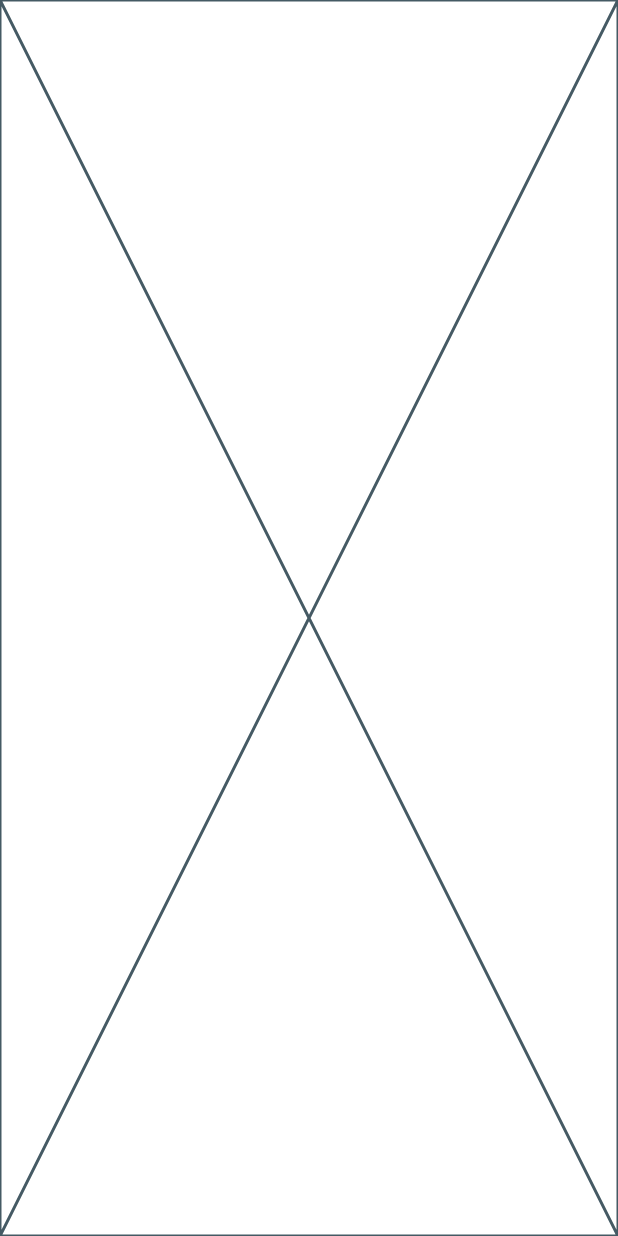
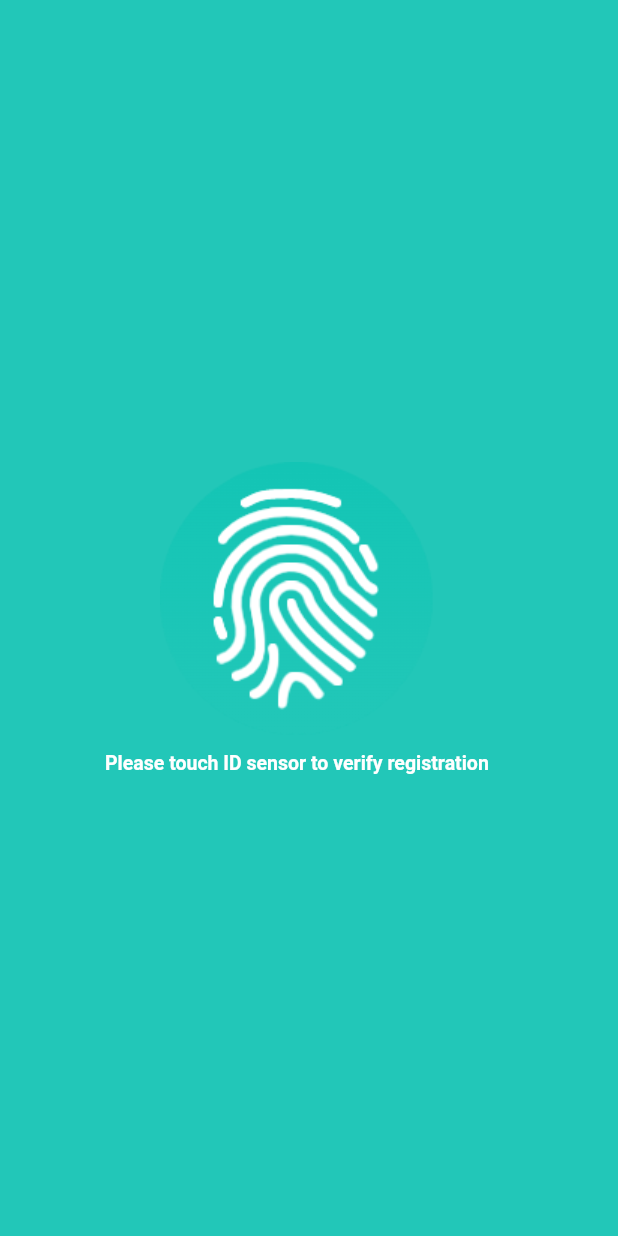
Before and after one commit to mido4315/hospital_system, a Flutter app: the screen it shows after launch, on a phone screen of 412 x 824 dp. Run offline on Flutter 3.47's test engine with Material 2 defaults, Android fonts, the phone set to English and light mode, and no system bars; our stand-ins replace local_auth.

Commit message:
Touch ID Sensor and registered screens

```diff
--- /dev/null
+++ b/lib/features/attendance and leaving/Presentation/Views/Widgets/Finger_Print.dart
@@ -0,0 +1,89 @@
+
+
+import 'package:flutter/material.dart';
+import 'package:flutter/services.dart';
+import 'package:hospital_system/features/attendance%20and%20leaving/Presentation/Views/Widgets/Registered.dart';
+import 'package:local_auth/local_auth.dart';
+
+class FingerPrint extends StatefulWidget {
+  const FingerPrint({Key? key}) : super(key: key);
+
+  @override
+  State<FingerPrint> createState() => _FingerPrintState();
+}
+
+class _FingerPrintState extends State<FingerPrint> {
+  bool showBiometrics=false;
+  bool isAuthenticated= false;
+  // main function that will allow us to use the Fingerprint sensor
+  @override
+  void initState() {
+   super.initState();
+   isBiometricAvailable();
+  }
+  isBiometricAvailable()async{
+    showBiometrics =(await BiometricHelper().hasEnrolledBiometrics) as bool;
+    setState(() {
+
+    });
+  }
+
+  @override
+  Widget build(BuildContext context) {
+    return Padding(
+      padding: const EdgeInsets.fromLTRB(70, 0, 0, 0),
+      child: Column(
+        children: [
+          Container(
+            child: GestureDetector(
+              onTap: ()async{
+                isAuthenticated =await BiometricHelper().authenticate();
+                if(isAuthenticated){
+                  Navigator.pushReplacement(context, MaterialPageRoute(builder: (context)=>Registered()));
+                }
+
+              },
+              child: Image.asset(
+                'images/FingerPrint/Group 355.png',
+                fit: BoxFit.fitWidth,
+              ),
+            ),
+          ),
+          SizedBox(height: 10,),
+          Text('Please touch ID sensor to verify registration',textAlign: TextAlign.center,style: TextStyle(
+            color: Colors.white,
+            fontWeight: FontWeight.bold,
+            fontSize: 13
+          ),),
+
+
+
+    ],
+      ),
+    );
+  }
+}
+class BiometricHelper {
+  final LocalAuthentication _auth = LocalAuthentication();
+
+  Future<bool> hasEnrolledBiometrics() async {
+    final List<BiometricType>? availableBiometric =
+    await _auth.getAvailableBiometrics();
+    if (availableBiometric!.isNotEmpty) {
+      return true;
+    } else {
+      return false;
+    }
+  }
+
+  Future<bool> authenticate() async {
+    final bool didAuthenticate = await _auth.authenticate(
+        localizedReason: "Please Authenticte to Procceds",
+        options: AuthenticationOptions(
+          biometricOnly: true,
+          stickyAuth: true,
+            useErrorDialogs: true
+        ));
+    return didAuthenticate;
+  }
+}
--- /dev/null
+++ b/lib/features/attendance and leaving/Presentation/Views/Widgets/home.dart
@@ -0,0 +1,20 @@
+import 'package:flutter/material.dart';
+import 'package:hospital_system/features/attendance%20and%20leaving/Presentation/Views/Widgets/Finger_Print.dart';
+
+class HomeScreen extends StatelessWidget {
+  const HomeScreen({Key? key}) : super(key: key);
+
+  @override
+  Widget build(BuildContext context) {
+    var width = MediaQuery.of(context).size.width;
+    var height = MediaQuery.of(context).size.height;
+    return Scaffold(
+        backgroundColor: Color(0xFF22C7B8),
+        body: Column(
+          mainAxisAlignment: MainAxisAlignment.center,
+          children: [
+            FingerPrint(),
+          ],
+        ));
+  }
+}
--- a/lib/main.dart
+++ b/lib/main.dart
@@ -1,4 +1,5 @@
 import 'package:flutter/material.dart';
+import 'features/attendance and leaving/Presentation/Views/Widgets/home.dart';
 import 'features/splash/presentation/views/splash_view.dart';
 
 void main() {
@@ -14,7 +15,8 @@ class MyApp extends StatelessWidget {
       theme: ThemeData(
         primarySwatch: Colors.blue,
       ),
-      home: const SplashView(),
+      debugShowCheckedModeBanner: false,
+      home: const HomeScreen(),
     );
   }
 }
--- a/pubspec.yaml
+++ b/pubspec.yaml
@@ -32,9 +32,11 @@ dependencies:
     sdk: flutter
 
 
+
   # The following adds the Cupertino Icons font to your application.
   # Use with the CupertinoIcons class for iOS style icons.
   cupertino_icons: ^1.0.2
+  local_auth: ^2.1.5
 
 dev_dependencies:
   flutter_test:
@@ -61,6 +63,7 @@ flutter:
   # To add assets to your application, add an assets section, like this:
   assets:
     - images/
+    - images/FingerPrint/
   #   - images/a_dot_ham.jpeg
 
   # An image asset can refer to one or more resolution-specific "variants", see
```
Also changed, not shown: lib/features/attendance and leaving/Presentation/Views/Widgets/Registered.dart (added, +76 -0 lines), images/FingerPrint/Group 355.png (added), pubspec.lock, 4 other files.
